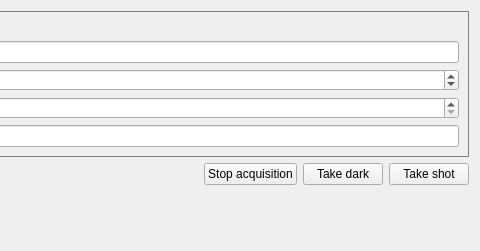
Old version of the form P02.1/Revolver/UI/layout_detector_controls.ui in the repository DESY-Petra-III/P02; both pictures show x 215 to 695 and y 0 to 251 of the 695 by 251 pixel window.
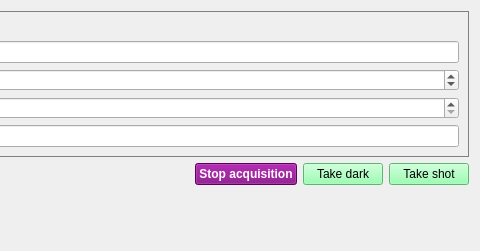
New version of the form.

Patch:
```diff
--- a/P02.1/Revolver/UI/layout_detector_controls.ui
+++ b/P02.1/Revolver/UI/layout_detector_controls.ui
@@ -128,6 +128,13 @@
      </item>
      <item>
       <widget class="QPushButton" name="button_stop_acquisition">
+       <property name="enabled">
+        <bool>true</bool>
+       </property>
+       <property name="styleSheet">
+        <string notr="true">QPushButton{background:purple;font-weight:bold;color:#fff;}
+QPushButton:disabled{ background:silver;color:grey }</string>
+       </property>
        <property name="text">
         <string>Stop acquisition</string>
        </property>
@@ -135,6 +142,13 @@
      </item>
      <item>
       <widget class="QPushButton" name="button_take_dark">
+       <property name="enabled">
+        <bool>true</bool>
+       </property>
+       <property name="styleSheet">
+        <string notr="true">QPushButton{background:#80FF9F}
+QPushButton:disabled{ background:silver;color:grey }</string>
+       </property>
        <property name="text">
         <string>Take dark</string>
        </property>
@@ -142,6 +156,10 @@
      </item>
      <item>
       <widget class="QPushButton" name="button_take_shot">
+       <property name="styleSheet">
+        <string notr="true">QPushButton{background:#80FF9F}
+QPushButton:disabled{ background:silver;color:grey }</string>
+       </property>
        <property name="text">
         <string>Take shot</string>
        </property>
```
